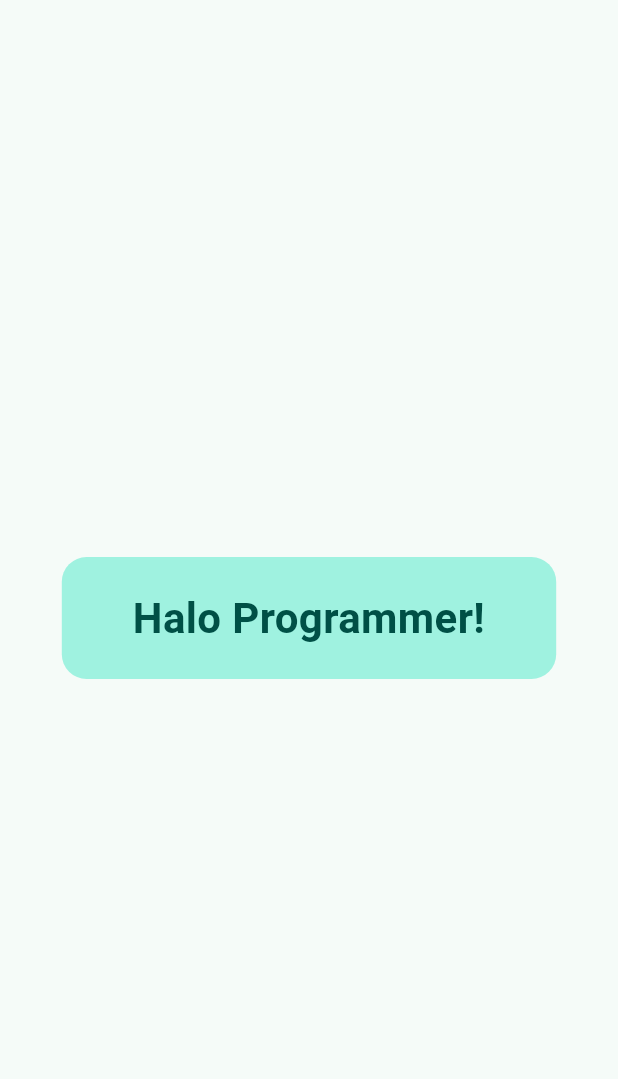
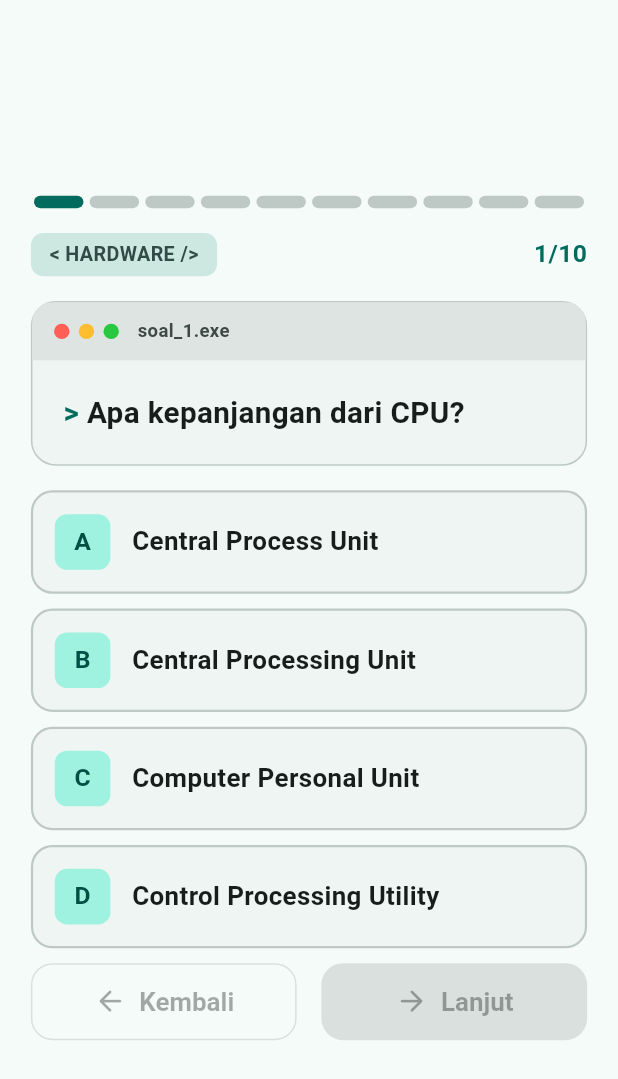
Before and after one commit to Hafiz237/UTS-Pemmob, a Flutter app: the screen it shows after launch, on a phone screen of 412 x 824 dp. Shown: the top 1079 px of the screen. Run offline on Flutter 3.47's test engine with Material 3 defaults, Android fonts, the phone set to English and light mode, and no system bars; Roboto replaces fonts that are missing (JetBrainsMono, Nunito).

Commit message:
add widgets and fix question phase

```diff
--- /dev/null
+++ b/lib/core/app_colors.dart
@@ -0,0 +1,11 @@
+import 'package:flutter/material.dart';
+
+class AppColors {
+  AppColors._();
+
+  static bool _isDark(BuildContext c) =>
+      Theme.of(c).brightness == Brightness.dark;
+
+  static Color success(BuildContext c) =>
+      _isDark(c) ? const Color(0xFF6FD6A0) : const Color(0xFF1E8E5A);
+}
--- a/lib/core/responsive.dart
+++ b/lib/core/responsive.dart
@@ -5,7 +5,8 @@ class Responsive {
 
   static const double tabletBreakpoint = 600;
   static const double desktopBreakpoint = 1000;
-
+  static double u(BuildContext c, double fraction) =>
+      contentWidth(c) * fraction;
   static double width(BuildContext c) => MediaQuery.sizeOf(c).width;
   static double height(BuildContext c) => MediaQuery.sizeOf(c).height;
 
--- /dev/null
+++ b/lib/data/dummy_questions.dart
@@ -0,0 +1,92 @@
+import '../models/question.dart';
+
+const List<Question> dummyQuestions = [
+  Question(
+    category: 'HARDWARE',
+    text: 'Apa kepanjangan dari CPU?',
+    options: [
+      'Central Process Unit',
+      'Central Processing Unit',
+      'Computer Personal Unit',
+      'Control Processing Utility',
+    ],
+    correctIndex: 1,
+    explanation:
+    'CPU (Central Processing Unit) adalah otak komputer yang menjalankan instruksi program.',
+  ),
+  Question(
+    category: 'SISTEM BILANGAN',
+    text: 'Bilangan biner 1010 sama dengan bilangan desimal berapa?',
+    options: ['8', '10', '12', '14'],
+    correctIndex: 1,
+    explanation: '1010 = (1×8) + (0×4) + (1×2) + (0×1) = 10.',
+  ),
+  Question(
+    category: 'STRUKTUR DATA',
+    text: 'Struktur data yang menerapkan prinsip LIFO (Last In, First Out) adalah...',
+    options: ['Queue', 'Array', 'Stack', 'Linked List'],
+    correctIndex: 2,
+    explanation:
+    'Stack seperti tumpukan piring: elemen terakhir yang masuk adalah yang pertama keluar.',
+  ),
+  Question(
+    category: 'WEB',
+    text: 'HTML adalah singkatan dari...',
+    options: [
+      'HyperText Markup Language',
+      'HighText Machine Language',
+      'HyperTool Multi Language',
+      'HyperText Making Logic',
+    ],
+    correctIndex: 0,
+    explanation:
+    'HTML adalah bahasa markup untuk menyusun struktur halaman web.',
+  ),
+  Question(
+    category: 'ALGORITMA',
+    text: 'Berapa kompleksitas waktu algoritma Binary Search?',
+    options: ['O(n)', 'O(n²)', 'O(1)', 'O(log n)'],
+    correctIndex: 3,
+    explanation:
+    'Binary Search membagi dua ruang pencarian di setiap langkah, sehingga O(log n). Syaratnya data harus terurut.',
+  ),
+  Question(
+    category: 'KEAMANAN',
+    text: 'Protokol yang mengenkripsi komunikasi antara browser dan website adalah...',
+    options: ['HTTP', 'FTP', 'HTTPS', 'SMTP'],
+    correctIndex: 2,
+    explanation:
+    'HTTPS = HTTP + TLS/SSL, sehingga data yang dikirim terenkripsi.',
+  ),
+  Question(
+    category: 'HARDWARE',
+    text: 'Memori yang isinya hilang saat komputer dimatikan disebut...',
+    options: ['Volatile', 'Non-volatile', 'Permanent', 'Cache disk'],
+    correctIndex: 0,
+    explanation:
+    'RAM bersifat volatile: butuh listrik untuk menyimpan data, berbeda dengan SSD/HDD.',
+  ),
+  Question(
+    category: 'PEMROGRAMAN',
+    text: 'Bahasa pemrograman yang dipakai Flutter untuk membangun aplikasi adalah...',
+    options: ['Kotlin', 'Dart', 'Swift', 'Java'],
+    correctIndex: 1,
+    explanation: 'Flutter dibuat dengan Dart, bahasa yang dikembangkan Google.',
+  ),
+  Question(
+    category: 'BASIS DATA',
+    text: 'Perintah SQL untuk mengambil data dari tabel adalah...',
+    options: ['INSERT', 'UPDATE', 'DELETE', 'SELECT'],
+    correctIndex: 3,
+    explanation:
+    'SELECT dipakai untuk membaca data, contoh: SELECT * FROM mahasiswa;',
+  ),
+  Question(
+    category: 'JARINGAN',
+    text: 'Jaringan komputer yang mencakup area terbatas seperti satu gedung disebut...',
+    options: ['WAN', 'LAN', 'MAN', 'VPN'],
+    correctIndex: 1,
+    explanation:
+    'LAN (Local Area Network) menghubungkan perangkat dalam area kecil, misalnya rumah atau kantor.',
+  ),
+];
--- a/lib/main.dart
+++ b/lib/main.dart
@@ -1,9 +1,21 @@
 import 'package:flutter/material.dart';
+import 'package:provider/provider.dart';
 import 'core/app_theme.dart';
 import 'core/responsive.dart';
+import 'providers/quiz_provider.dart';
+import 'widgets/app_button.dart';
+import 'widgets/category_tag.dart';
+import 'widgets/option_card.dart';
+import 'widgets/quiz_progress_bar.dart';
+import 'widgets/terminal_card.dart';
 
 void main() {
-  runApp(const MyApp());
+  runApp(
+    ChangeNotifierProvider(
+      create: (_) => QuizProvider(),
+      child: const MyApp(),
+    ),
+  );
 }
 
 class MyApp extends StatelessWidget {
@@ -12,7 +24,7 @@ class MyApp extends StatelessWidget {
   @override
   Widget build(BuildContext context) {
     return MaterialApp(
-      title: 'KUIS KITA',
+      title: 'KuisKita',
       debugShowCheckedModeBanner: false,
       theme: AppTheme.light,
       darkTheme: AppTheme.dark,
@@ -25,25 +37,122 @@ class MyApp extends StatelessWidget {
 class TestPage extends StatelessWidget {
   const TestPage({super.key});
 
+  OptionState _stateFor(int i, QuizProvider quiz) {
+    if (!quiz.isAnswered) return OptionState.idle;
+    if (i == quiz.currentQuestion.correctIndex) return OptionState.correct;
+    if (i == quiz.selectedAnswer) return OptionState.wrong;
+    return OptionState.dimmed;
+  }
+
   @override
   Widget build(BuildContext context) {
+    final quiz = context.watch<QuizProvider>();
+    final q = quiz.currentQuestion;
     final scheme = Theme.of(context).colorScheme;
+    final gap = Responsive.u(context, 0.04);
+
     return Scaffold(
-      body: Center(
-        child: Container(
-          width: Responsive.contentWidth(context) * 0.8,
-          padding: EdgeInsets.all(Responsive.w(context, 0.05)),
-          decoration: BoxDecoration(
-            color: scheme.primaryContainer,
-            borderRadius: BorderRadius.circular(Responsive.w(context, 0.04)),
-          ),
-          child: Text(
-            'Halo Programmer!',
-            textAlign: TextAlign.center,
-            style: TextStyle(
-              fontSize: Responsive.font(context, 0.07),
-              fontWeight: FontWeight.w700,
-              color: scheme.onPrimaryContainer,
+      body: SafeArea(
+        child: Center(
+          child: SingleChildScrollView(
+            padding: EdgeInsets.all(Responsive.u(context, 0.05)),
+            child: ConstrainedBox(
+              constraints:
+              BoxConstraints(maxWidth: Responsive.contentWidth(context)),
+              child: Column(
+                crossAxisAlignment: CrossAxisAlignment.stretch,
+                children: [
+                  QuizProgressBar(
+                    results: quiz.results,
+                    currentIndex: quiz.currentIndex,
+                  ),
+                  SizedBox(height: gap),
+                  Row(
+                    mainAxisAlignment: MainAxisAlignment.spaceBetween,
+                    children: [
+                      CategoryTag(label: q.category),
+                      Text(
+                        '${quiz.currentIndex + 1}/${quiz.totalQuestions}',
+                        style: TextStyle(
+                          fontFamily: 'JetBrainsMono',
+                          fontWeight: FontWeight.w700,
+                          fontSize: Responsive.font(context, 0.04),
+                          color: scheme.primary,
+                        ),
+                      ),
+                    ],
+                  ),
+                  SizedBox(height: gap),
+                  TerminalCard(
+                    title: 'soal_${quiz.currentIndex + 1}.exe',
+                    child: Text.rich(
+                      TextSpan(children: [
+                        TextSpan(
+                          text: '> ',
+                          style: TextStyle(
+                            color: scheme.primary,
+                            fontFamily: 'JetBrainsMono',
+                            fontWeight: FontWeight.w700,
+                          ),
+                        ),
+                        TextSpan(text: q.text),
+                      ]),
+                      style: TextStyle(
+                        fontSize: Responsive.font(context, 0.048),
+                        fontWeight: FontWeight.w700,
+                        color: scheme.onSurface,
+                      ),
+                    ),
+                  ),
+                  SizedBox(height: gap),
+                  for (int i = 0; i < q.options.length; i++)
+                    Padding(
+                      padding: EdgeInsets.only(bottom: gap * 0.6),
+                      child: OptionCard(
+                        index: i,
+                        text: q.options[i],
+                        state: _stateFor(i, quiz),
+                        onTap: quiz.isAnswered
+                            ? null
+                            : () => context.read<QuizProvider>().selectAnswer(i),
+                      ),
+                    ),
+                  if (quiz.isAnswered) ...[
+                    Text(
+                      q.explanation,
+                      style: TextStyle(
+                        fontSize: Responsive.font(context, 0.038),
+                        color: scheme.onSurfaceVariant,
+                      ),
+                    ),
+                    SizedBox(height: gap),
+                  ],
+                  Row(
+                    children: [
+                      Expanded(
+                        child: AppButton(
+                          label: 'Kembali',
+                          icon: Icons.arrow_back_rounded,
+                          filled: false,
+                          onPressed: quiz.isFirst
+                              ? null
+                              : context.read<QuizProvider>().previous,
+                        ),
+                      ),
+                      SizedBox(width: gap),
+                      Expanded(
+                        child: AppButton(
+                          label: quiz.isLast ? 'Selesai' : 'Lanjut',
+                          icon: Icons.arrow_forward_rounded,
+                          onPressed: quiz.isAnswered && !quiz.isLast
+                              ? context.read<QuizProvider>().next
+                              : null,
+                        ),
+                      ),
+                    ],
+                  ),
+                ],
+              ),
             ),
           ),
         ),
--- /dev/null
+++ b/lib/providers/quiz_provider.dart
@@ -0,0 +1,80 @@
+import 'package:flutter/foundation.dart';
+import '../data/dummy_questions.dart';
+import '../models/question.dart';
+
+class QuizProvider extends ChangeNotifier {
+  final List<Question> _questions = dummyQuestions;
+
+  String _userName = '';
+  int _currentIndex = 0;
+  late List<int?> _answers = List.filled(_questions.length, null);
+
+  String get userName => _userName;
+  List<Question> get questions => _questions;
+  int get totalQuestions => _questions.length;
+  int get currentIndex => _currentIndex;
+  Question get currentQuestion => _questions[_currentIndex];
+  List<bool?> get results => List.generate(
+    _questions.length,
+        (i) => _answers[i] == null ? null : isCorrectAt(i),
+  );
+  int? get selectedAnswer => _answers[_currentIndex];
+  bool get isAnswered => selectedAnswer != null;
+
+  bool get isFirst => _currentIndex == 0;
+  bool get isLast => _currentIndex == _questions.length - 1;
+
+  int get answeredCount => _answers.where((a) => a != null).length;
+  double get progress => (_currentIndex + 1) / _questions.length;
+
+  int get score {
+    int total = 0;
+    for (int i = 0; i < _questions.length; i++) {
+      if (_answers[i] == _questions[i].correctIndex) total++;
+    }
+    return total;
+  }
+
+  int get percentage => ((score / _questions.length) * 100).round();
+
+  String get rank {
+    if (percentage >= 90) return 'Tech Wizard';
+    if (percentage >= 70) return 'Senior Engineer';
+    if (percentage >= 40) return 'Junior Dev';
+    return 'Script Kiddie';
+  }
+
+  bool isCorrectAt(int index) => _answers[index] == _questions[index].correctIndex;
+  int? answerAt(int index) => _answers[index];
+
+  void setUserName(String name) {
+    _userName = name.trim();
+    notifyListeners();
+  }
+
+  void selectAnswer(int optionIndex) {
+    if (isAnswered) return;
+    _answers[_currentIndex] = optionIndex;
+    notifyListeners();
+  }
+
+  void next() {
+    if (!isLast) {
+      _currentIndex++;
+      notifyListeners();
+    }
+  }
+
+  void previous() {
+    if (!isFirst) {
+      _currentIndex--;
+      notifyListeners();
+    }
+  }
+
+  void restart() {
+    _currentIndex = 0;
+    _answers = List.filled(_questions.length, null);
+    notifyListeners();
+  }
+}
--- /dev/null
+++ b/lib/widgets/app_button.dart
@@ -0,0 +1,56 @@
+import 'package:flutter/material.dart';
+import '../core/responsive.dart';
+
+class AppButton extends StatelessWidget {
+  const AppButton({
+    super.key,
+    required this.label,
+    required this.onPressed,
+    this.icon,
+    this.filled = true,
+    this.expand = true,
+  });
+
+  final String label;
+  final VoidCallback? onPressed;
+  final IconData? icon;
+  final bool filled;
+  final bool expand;
+
+  @override
+  Widget build(BuildContext context) {
+    final fontSize = Responsive.font(context, 0.042);
+    final radius = BorderRadius.circular(Responsive.u(context, 0.035));
+
+    final style = ButtonStyle(
+      padding: WidgetStatePropertyAll(
+        EdgeInsets.symmetric(
+          vertical: Responsive.u(context, 0.035),
+          horizontal: Responsive.u(context, 0.05),
+        ),
+      ),
+      shape: WidgetStatePropertyAll(RoundedRectangleBorder(borderRadius: radius)),
+      textStyle: WidgetStatePropertyAll(
+        TextStyle(fontSize: fontSize, fontWeight: FontWeight.w700),
+      ),
+    );
+
+    final content = Row(
+      mainAxisSize: MainAxisSize.min,
+      children: [
+        if (icon != null) ...[
+          Icon(icon, size: fontSize * 1.3),
+          SizedBox(width: Responsive.u(context, 0.02)),
+        ],
+        Flexible(child: Text(label, overflow: TextOverflow.ellipsis)),
+      ],
+    );
+
+    return SizedBox(
+      width: expand ? double.infinity : null,
+      child: filled
+          ? FilledButton(onPressed: onPressed, style: style, child: content)
+          : OutlinedButton(onPressed: onPressed, style: style, child: content),
+    );
+  }
+}
--- /dev/null
+++ b/lib/widgets/category_tag.dart
@@ -0,0 +1,32 @@
+import 'package:flutter/material.dart';
+import '../core/responsive.dart';
+
+class CategoryTag extends StatelessWidget {
+  const CategoryTag({super.key, required this.label});
+
+  final String label;
+
+  @override
+  Widget build(BuildContext context) {
+    final scheme = Theme.of(context).colorScheme;
+    return Container(
+      padding: EdgeInsets.symmetric(
+        horizontal: Responsive.u(context, 0.03),
+        vertical: Responsive.u(context, 0.012),
+      ),
+      decoration: BoxDecoration(
+        color: scheme.secondaryContainer,
+        borderRadius: BorderRadius.circular(Responsive.u(context, 0.02)),
+      ),
+      child: Text(
+        '< $label />',
+        style: TextStyle(
+          fontFamily: 'JetBrainsMono',
+          fontWeight: FontWeight.w700,
+          fontSize: Responsive.font(context, 0.032),
+          color: scheme.onSecondaryContainer,
+        ),
+      ),
+    );
+  }
+}
--- /dev/null
+++ b/lib/widgets/option_card.dart
@@ -0,0 +1,114 @@
+import 'package:flutter/material.dart';
+import '../core/app_colors.dart';
+import '../core/responsive.dart';
+
+enum OptionState { idle, correct, wrong, dimmed }
+
+class OptionCard extends StatelessWidget {
+  const OptionCard({
+    super.key,
+    required this.index,
+    required this.text,
+    required this.state,
+    this.onTap,
+  });
+
+  final int index;
+  final String text;
+  final OptionState state;
+  final VoidCallback? onTap;
+
+  @override
+  Widget build(BuildContext context) {
+    final scheme = Theme.of(context).colorScheme;
+    final radius = BorderRadius.circular(Responsive.u(context, 0.035));
+
+    final Color bg;
+    final Color border;
+    final Color badgeBg;
+    final Color badgeFg;
+    IconData? icon;
+
+    switch (state) {
+      case OptionState.correct:
+        final c = AppColors.success(context);
+        bg = c.withValues(alpha: 0.15);
+        border = c;
+        badgeBg = c;
+        badgeFg = scheme.surface;
+        icon = Icons.check_circle_rounded;
+      case OptionState.wrong:
+        bg = scheme.error.withValues(alpha: 0.12);
+        border = scheme.error;
+        badgeBg = scheme.error;
+        badgeFg = scheme.surface;
+        icon = Icons.cancel_rounded;
+      case OptionState.idle:
+      case OptionState.dimmed:
+        bg = scheme.surfaceContainerLow;
+        border = scheme.outlineVariant;
+        badgeBg = scheme.primaryContainer;
+        badgeFg = scheme.onPrimaryContainer;
+    }
+
+    final badgeSize = Responsive.u(context, 0.09);
+
+    return AnimatedOpacity(
+      duration: const Duration(milliseconds: 250),
+      opacity: state == OptionState.dimmed ? 0.5 : 1,
+      child: AnimatedContainer(
+        duration: const Duration(milliseconds: 250),
+        decoration: BoxDecoration(
+          color: bg,
+          borderRadius: radius,
+          border: Border.all(color: border, width: 1.5),
+        ),
+        child: Material(
+          color: Colors.transparent,
+          child: InkWell(
+            borderRadius: radius,
+            onTap: onTap,
+            child: Padding(
+              padding: EdgeInsets.all(Responsive.u(context, 0.035)),
+              child: Row(
+                children: [
+                  Container(
+                    width: badgeSize,
+                    height: badgeSize,
+                    alignment: Alignment.center,
+                    decoration: BoxDecoration(
+                      color: badgeBg,
+                      borderRadius:
+                      BorderRadius.circular(Responsive.u(context, 0.02)),
+                    ),
+                    child: Text(
+                      String.fromCharCode(65 + index),
+                      style: TextStyle(
+                        fontFamily: 'JetBrainsMono',
+                        fontWeight: FontWeight.w700,
+                        fontSize: Responsive.font(context, 0.04),
+                        color: badgeFg,
+                      ),
+                    ),
+                  ),
+                  SizedBox(width: Responsive.u(context, 0.035)),
+                  Expanded(
+                    child: Text(
+                      text,
+                      style: TextStyle(
+                        fontSize: Responsive.font(context, 0.042),
+                        fontWeight: FontWeight.w600,
+                        color: scheme.onSurface,
+                      ),
+                    ),
+                  ),
+                  if (icon != null) Icon(icon, color: border),
+                ],
+              ),
+            ),
+          ),
+        ),
+      ),
+    );
+  }
+}
--- /dev/null
+++ b/lib/widgets/quiz_progress_bar.dart
@@ -0,0 +1,45 @@
+import 'package:flutter/material.dart';
+import '../core/app_colors.dart';
+import '../core/responsive.dart';
+
+class QuizProgressBar extends StatelessWidget {
+  const QuizProgressBar({
+    super.key,
+    required this.results,
+    required this.currentIndex,
+  });
+
+  final List<bool?> results;
+  final int currentIndex;
+
+  Color _colorFor(BuildContext context, int i) {
+    final scheme = Theme.of(context).colorScheme;
+    final r = results[i];
+    if (r == true) return AppColors.success(context);
+    if (r == false) return scheme.error;
+    if (i == currentIndex) return scheme.primary;
+    return scheme.outlineVariant;
+  }
+
+  @override
+  Widget build(BuildContext context) {
+    final gap = Responsive.u(context, 0.005);
+    return Row(
+      children: [
+        for (int i = 0; i < results.length; i++)
+          Expanded(
+            child: AnimatedContainer(
+              duration: const Duration(milliseconds: 300),
+              margin: EdgeInsets.symmetric(horizontal: gap),
+              height: Responsive.u(context, 0.02),
+              decoration: BoxDecoration(
+                color: _colorFor(context, i),
+                borderRadius:
+                BorderRadius.circular(Responsive.u(context, 0.01)),
+              ),
+            ),
+          ),
+      ],
+    );
+  }
+}
--- /dev/null
+++ b/lib/widgets/terminal_card.dart
@@ -0,0 +1,69 @@
+import 'package:flutter/material.dart';
+import '../core/responsive.dart';
+
+class TerminalCard extends StatelessWidget {
+  const TerminalCard({super.key, required this.title, required this.child});
+
+  final String title;
+  final Widget child;
+
+  @override
+  Widget build(BuildContext context) {
+    final scheme = Theme.of(context).colorScheme;
+    final dot = Responsive.u(context, 0.025);
+    final gap = Responsive.u(context, 0.015);
+
+    Widget dotWidget(Color color) => Container(
+      width: dot,
+      height: dot,
+      margin: EdgeInsets.only(right: gap),
+      decoration: BoxDecoration(color: color, shape: BoxShape.circle),
+    );
+
+    return Container(
+      clipBehavior: Clip.antiAlias,
+      decoration: BoxDecoration(
+        color: scheme.surfaceContainerLow,
+        borderRadius: BorderRadius.circular(Responsive.u(context, 0.04)),
+        border: Border.all(color: scheme.outlineVariant),
+      ),
+      child: Column(
+        crossAxisAlignment: CrossAxisAlignment.stretch,
+        mainAxisSize: MainAxisSize.min,
+        children: [
+          Container(
+            color: scheme.surfaceContainerHighest,
+            padding: EdgeInsets.symmetric(
+              horizontal: Responsive.u(context, 0.035),
+              vertical: Responsive.u(context, 0.025),
+            ),
+            child: Row(
+              children: [
+                dotWidget(const Color(0xFFFF5F57)),
+                dotWidget(const Color(0xFFFEBC2E)),
+                dotWidget(const Color(0xFF28C840)),
+                SizedBox(width: gap),
+                Expanded(
+                  child: Text(
+                    title,
+                    overflow: TextOverflow.ellipsis,
+                    style: TextStyle(
+                      fontFamily: 'JetBrainsMono',
+                      fontWeight: FontWeight.w700,
+                      fontSize: Responsive.font(context, 0.03),
+                      color: scheme.onSurfaceVariant,
+                    ),
+                  ),
+                ),
+              ],
+            ),
+          ),
+          Padding(
+            padding: EdgeInsets.all(Responsive.u(context, 0.05)),
+            child: child,
+          ),
+        ],
+      ),
+    );
+  }
+}
```
